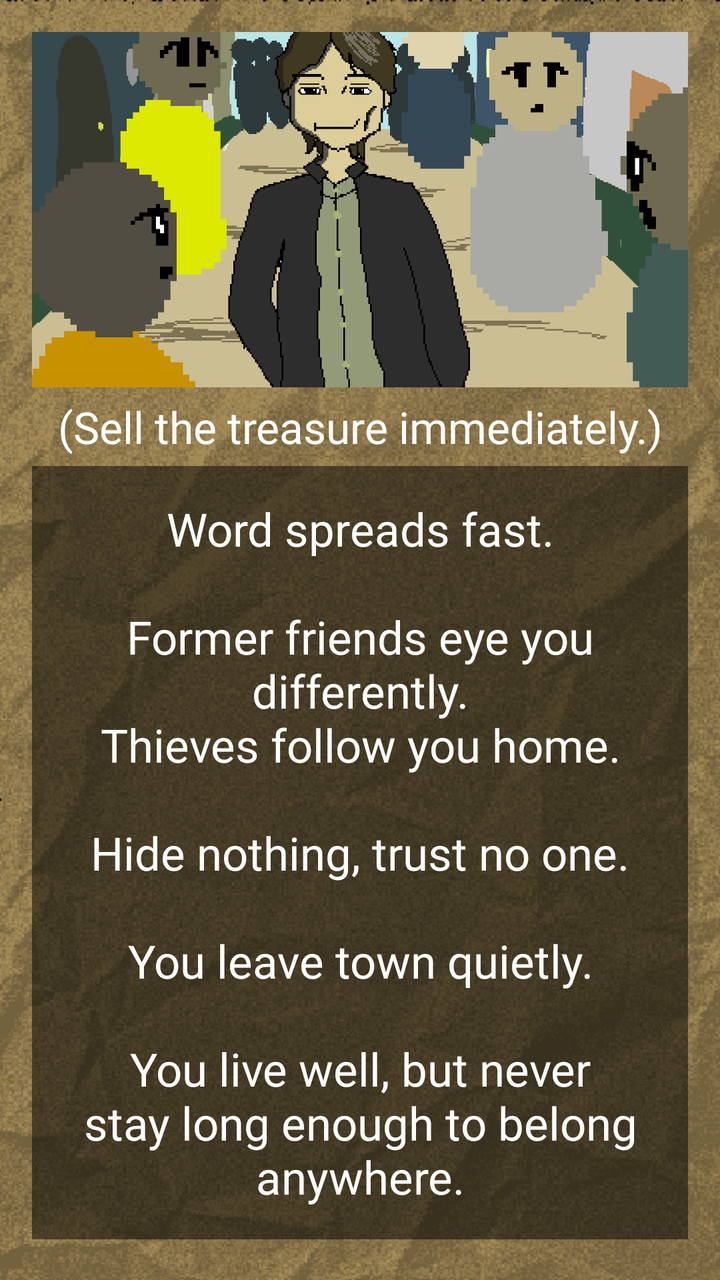
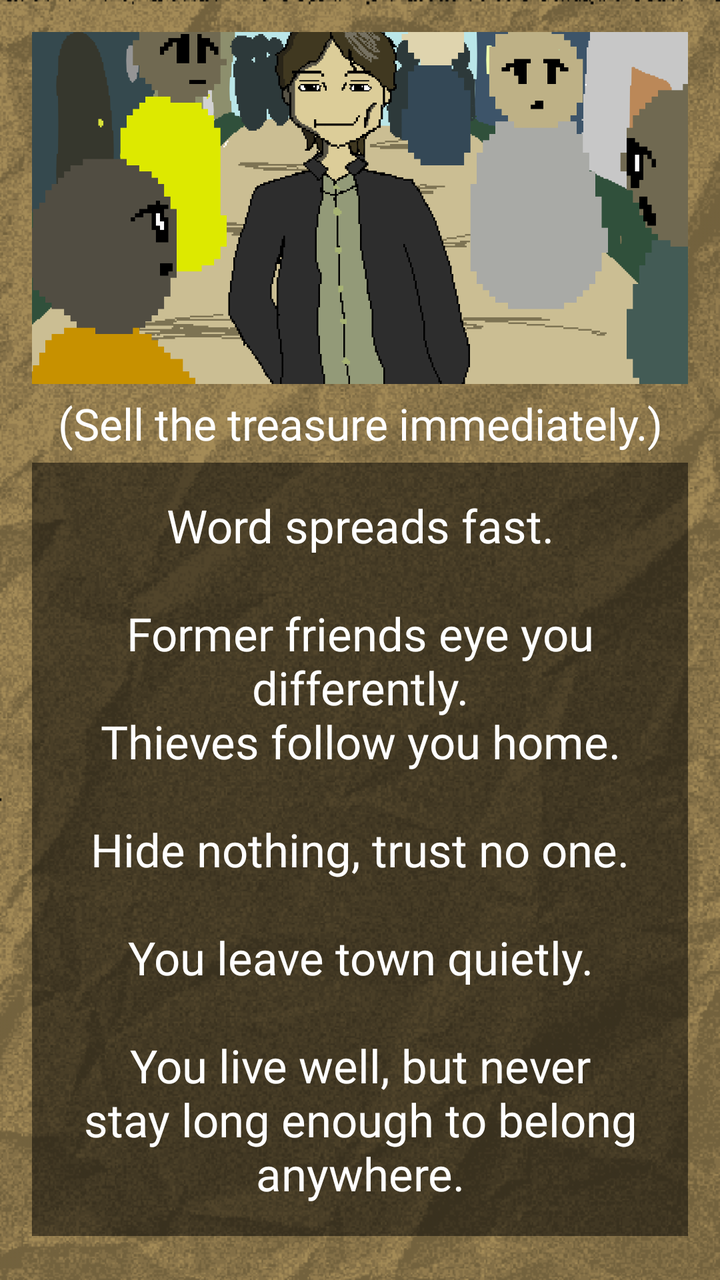

Two renders of the same Android screen: before a commit and after it. Below are the layout's source before the change and the commit's diff.
<!-- AndroidManifest.xml: application theme Theme.ChoiceQuest -->
<!-- res/layout/activity_page2_1_1_1_1_1_2_2.xml -->
<?xml version="1.0" encoding="utf-8"?>
<LinearLayout xmlns:android="http://schemas.android.com/apk/res/android"
    xmlns:app="http://schemas.android.com/apk/res-auto"
    xmlns:tools="http://schemas.android.com/tools"
    android:id="@+id/page2_1_1_1_1_1_2_2"
    android:layout_width="match_parent"
    android:layout_height="match_parent"
    android:gravity="center"
    android:orientation="vertical"
    android:background="@drawable/papertexture_"
    android:backgroundTint="#f8e7c2"
    android:backgroundTintMode="multiply"
    android:padding="16dp"
    tools:context=".Page2_1_1_1_1_1_2_2">

    <View
        android:layout_width="match_parent"
        android:layout_height="0dp"
        android:layout_weight="0.1"/>

    <ImageView
        android:id="@+id/imageView"
        android:layout_width="412dp"
        android:layout_height="250dp"
        android:src="@drawable/page2_1_1_1_1_1_2_2"/>

    <View
        android:layout_width="match_parent"
        android:layout_height="1dp"
        android:layout_weight="0.1"/>

    <TextView
        android:layout_width="match_parent"
        android:layout_height="wrap_content"
        android:gravity="center"
        android:fontFamily="@font/pixelspace"
        android:padding="5dp"
        android:text="(Sell the treasure immediately.)"
        android:textColor="@color/white"
        android:textSize="22sp" />

    <TextView
        android:layout_width="match_parent"
        android:layout_height="wrap_content"
        android:id="@+id/tv_page2_1_1_1_1_1_2_2"
        android:fontFamily="@font/pixelgame_font"
        android:gravity="center"
        android:padding="16dp"
        android:background="#80000000"
        android:text="Word spreads fast.\n\nFormer friends eye you differently.\nThieves follow you home.\n\nHide nothing, trust no one.\n\nYou leave town quietly.\n\nYou live well, but never stay long enough to belong anywhere."
        android:textColor="@color/white"
        android:textSize="23sp"
        android:layout_marginBottom="16dp"/>

    <View
        android:layout_width="match_parent"
        android:layout_height="1dp"
        android:layout_weight="1"/>

    <Button
        android:layout_width="412dp"
        android:layout_height="45dp"
        android:fontFamily="@font/quest_font"
        android:background="@android:color/transparent"
        android:textSize="12sp"
        android:layout_marginBottom="16dp"
        android:text="Go Back to Title Page"
        android:onClick="title17" />

    <View
        android:layout_width="match_parent"
        android:layout_height="0dp"
        android:layout_weight="1"/>

</LinearLayout>
<!-- resources referenced by this layout -->
<resources>
  <color name="white">#FFFFFF</color>
  <!-- drawable page2_1_1_1_1_1_2_2: png bitmap (drawable, 41075 bytes) -->
  <!-- drawable papertexture_: png bitmap (drawable, 156948 bytes) -->
  <style name="Theme.ChoiceQuest" parent="Base.Theme.ChoiceQuest" />
  <style name="Base.Theme.ChoiceQuest" parent="Theme.Material3.DayNight.NoActionBar">
          
          
      </style>
</resources>

<!-- the commit's change to res/layout/activity_page2_1_1_1_1_1_2_2.xml (unified diff, before → after) -->
@@ -58,11 +58,12 @@
         android:layout_weight="1"/>
 
     <Button
-        android:layout_width="412dp"
-        android:layout_height="45dp"
+        android:layout_width="match_parent"
+        android:layout_height="wrap_content"
         android:fontFamily="@font/quest_font"
-        android:background="@android:color/transparent"
-        android:textSize="12sp"
+        android:textSize="10sp"
+        android:textColor="@color/white"
+        android:backgroundTint="@color/cardview_dark_background"
         android:layout_marginBottom="16dp"
         android:text="Go Back to Title Page"
         android:onClick="title17" />
